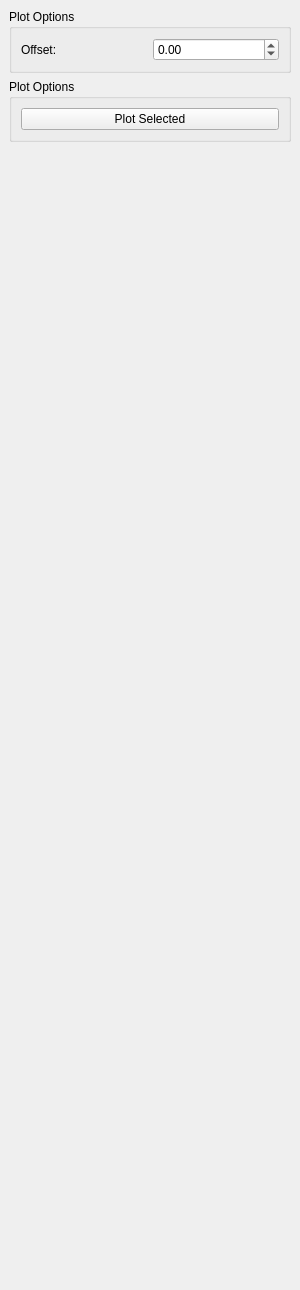
The window that spectralprofiler_dockwidget_base.ui (lesliemayer/spectralProfiler) describes before a commit, drawn with Qt 5.
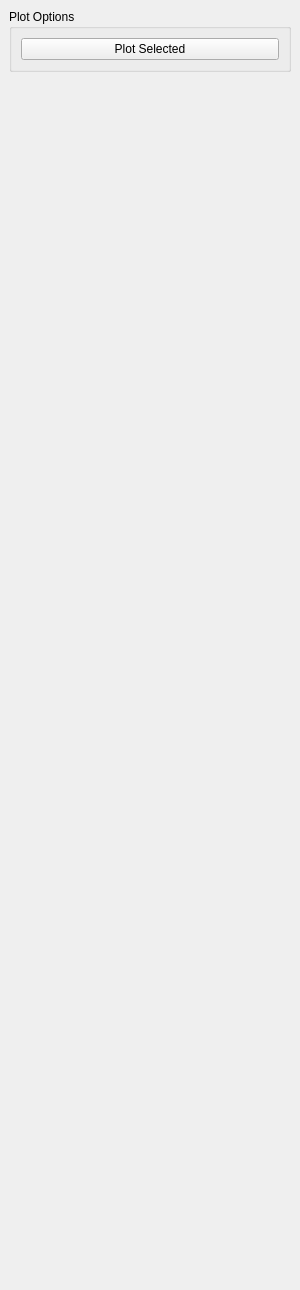
The same window after the commit.

Commit message: Feat : removing Plot Options

```diff
--- a/spectralprofiler_dockwidget_base.ui
+++ b/spectralprofiler_dockwidget_base.ui
@@ -72,29 +72,6 @@
           </size>
          </property>
          <layout class="QVBoxLayout" name="verticalLayout_2">
-          <item>
-           <widget class="QGroupBox" name="groupBox_9">
-            <property name="title">
-             <string>Plot Options</string>
-            </property>
-            <layout class="QGridLayout" name="gridLayout_10">
-             <item row="0" column="0">
-              <widget class="QLabel" name="label_14">
-               <property name="text">
-                <string>Offset: </string>
-               </property>
-              </widget>
-             </item>
-             <item row="0" column="1">
-              <widget class="QDoubleSpinBox" name="offset">
-               <property name="minimum">
-                <double>-99.989999999999995</double>
-               </property>
-              </widget>
-             </item>
-            </layout>
-           </widget>
-          </item>
           <item>
            <widget class="QGroupBox" name="groupBox_10">
             <property name="title">
```
